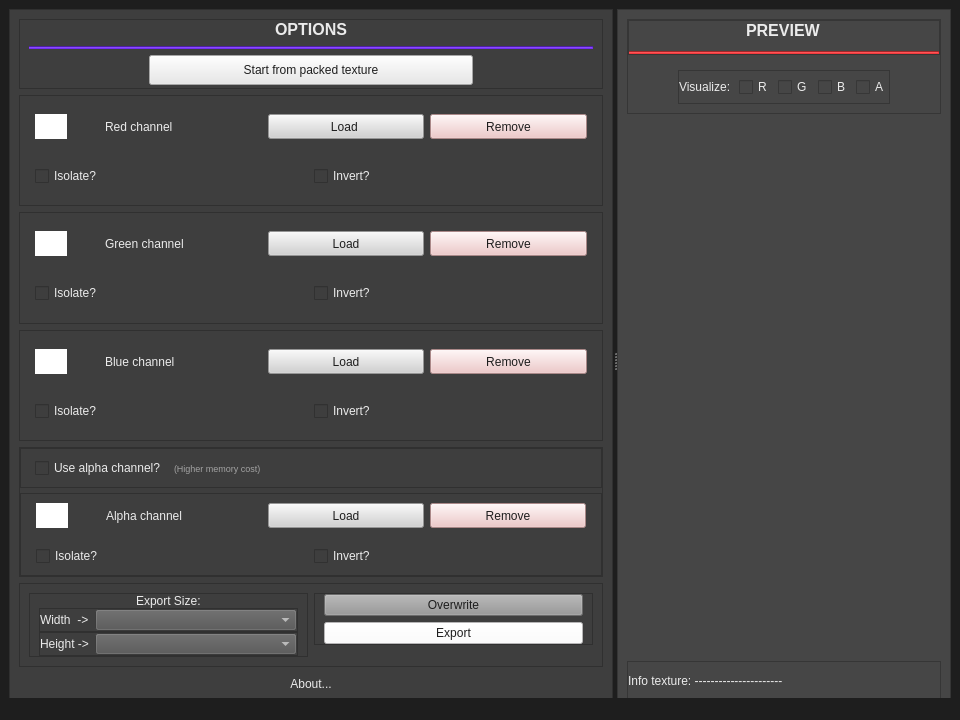
First picture: the form in mainwindow.ui, repository Paniagua96/PaniCPacker, before the edit.
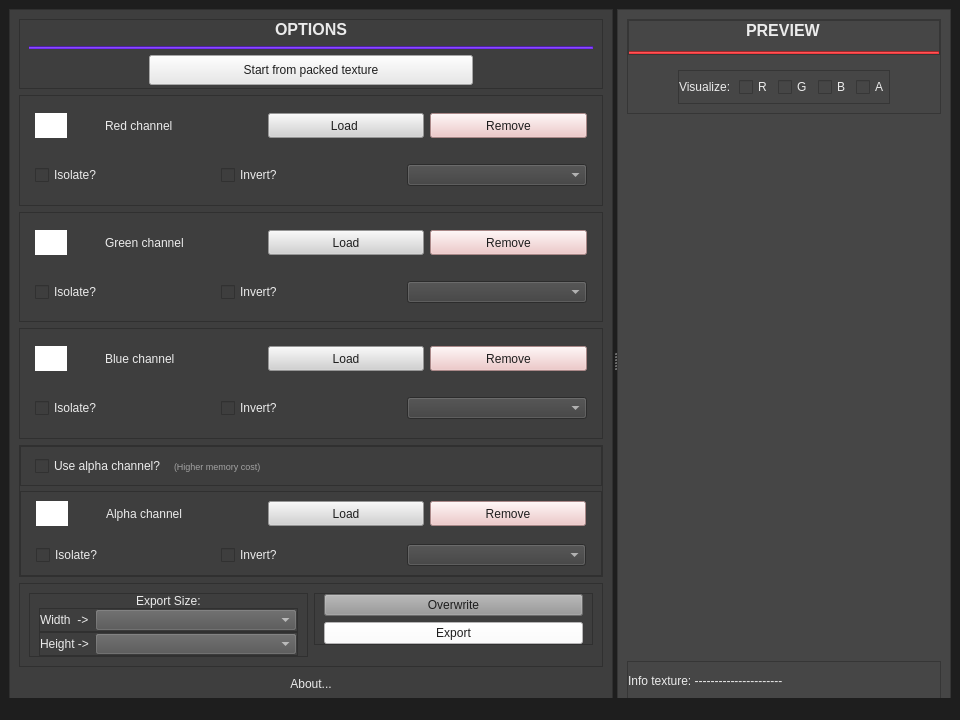
Second picture: the form after the edit. Icons and pictures are not drawn.

Commit message: New Feature: Swap channels

Patch:
```diff
--- a/mainwindow.ui
+++ b/mainwindow.ui
@@ -419,6 +419,9 @@
                 </property>
                </widget>
               </item>
+              <item>
+               <widget class="QComboBox" name="cb_swap_red"/>
+              </item>
              </layout>
             </widget>
            </item>
@@ -604,6 +607,9 @@
                 </property>
                </widget>
               </item>
+              <item>
+               <widget class="QComboBox" name="cb_swap_green"/>
+              </item>
              </layout>
             </widget>
            </item>
@@ -786,6 +792,9 @@
                 </property>
                </widget>
               </item>
+              <item>
+               <widget class="QComboBox" name="cb_swap_blue"/>
+              </item>
              </layout>
             </widget>
            </item>
@@ -1056,6 +1065,9 @@
                    </property>
                   </widget>
                  </item>
+                 <item>
+                  <widget class="QComboBox" name="cb_swap_alpha"/>
+                 </item>
                 </layout>
                </widget>
               </item>
```
The commit also changes 4 other files.
